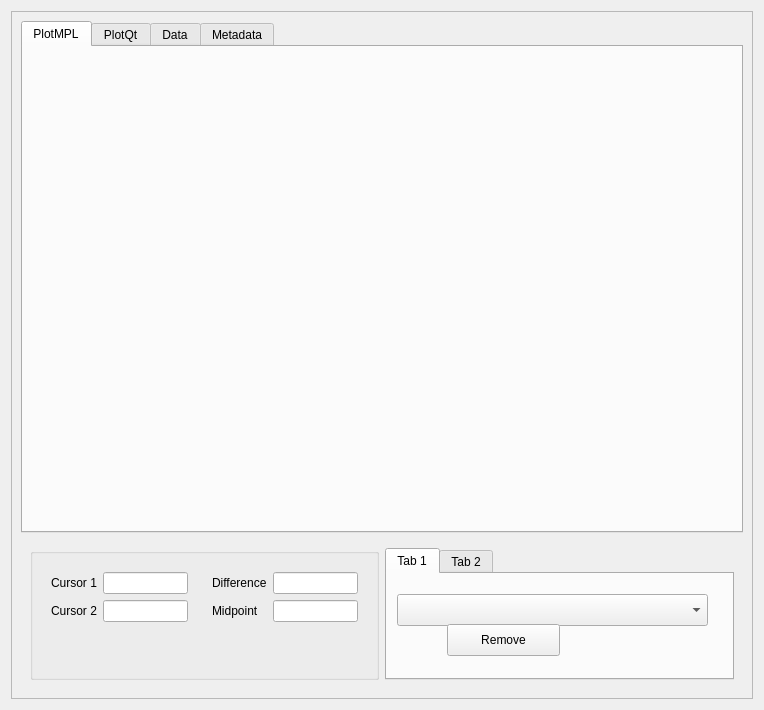
Above: mdaviz/resources/mda_file_viz.ui from BCDA-APS/mdaviz before the change. Below: the same form after it.
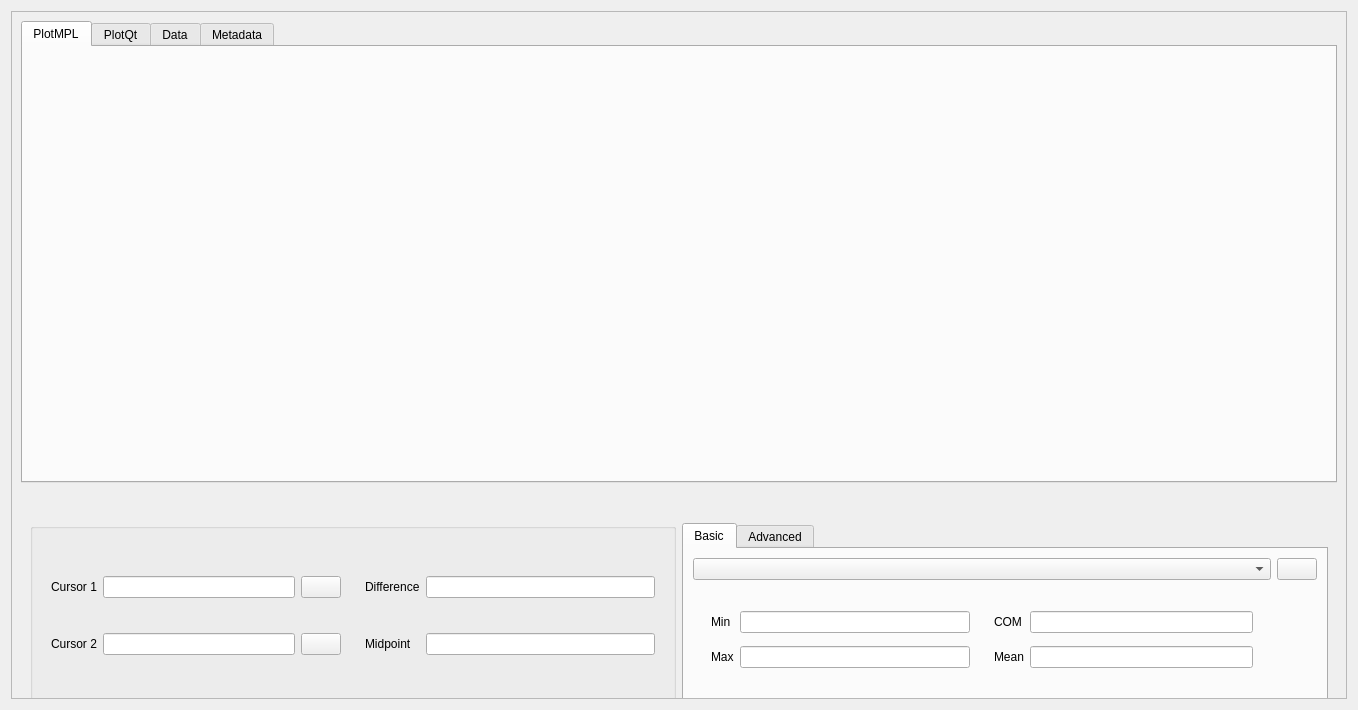
That is the form after the change. Icons and pictures are not drawn.

Commit message: ENH #59 add more info in basic tab widget

Diff of the .ui file:
```diff
--- a/mdaviz/resources/mda_file_viz.ui
+++ b/mdaviz/resources/mda_file_viz.ui
@@ -6,7 +6,7 @@
    <rect>
     <x>0</x>
     <y>0</y>
-    <width>764</width>
+    <width>1358</width>
     <height>710</height>
    </rect>
   </property>
@@ -24,7 +24,7 @@
        <rect>
         <x>0</x>
         <y>0</y>
-        <width>738</width>
+        <width>1332</width>
         <height>684</height>
        </rect>
       </property>
@@ -93,7 +93,7 @@
        <item>
         <widget class="QWidget" name="infoPanel" native="true">
          <property name="sizePolicy">
-          <sizepolicy hsizetype="Preferred" vsizetype="Maximum">
+          <sizepolicy hsizetype="Preferred" vsizetype="Fixed">
            <horstretch>0</horstretch>
            <verstretch>0</verstretch>
           </sizepolicy>
@@ -101,6 +101,12 @@
          <property name="minimumSize">
           <size>
            <width>0</width>
+           <height>200</height>
+          </size>
+         </property>
+         <property name="maximumSize">
+          <size>
+           <width>16777215</width>
            <height>150</height>
           </size>
          </property>
@@ -119,17 +125,7 @@
             <layout class="QHBoxLayout" name="horizontalLayout_3">
              <item>
               <widget class="QWidget" name="leftCol" native="true">
-               <layout class="QFormLayout" name="leftFormLayout">
-                <item row="0" column="0">
-                 <widget class="QLabel" name="cursor1_label">
-                  <property name="text">
-                   <string>Cursor 1</string>
-                  </property>
-                 </widget>
-                </item>
-                <item row="0" column="1">
-                 <widget class="QLineEdit" name="pos1_text"/>
-                </item>
+               <layout class="QGridLayout" name="gridLayout">
                 <item row="1" column="0">
                  <widget class="QLabel" name="cursor2_label">
                   <property name="text">
@@ -137,15 +133,59 @@
                   </property>
                  </widget>
                 </item>
+                <item row="0" column="1">
+                 <widget class="QLineEdit" name="pos1_text"/>
+                </item>
                 <item row="1" column="1">
                  <widget class="QLineEdit" name="pos2_text"/>
                 </item>
+                <item row="0" column="0">
+                 <widget class="QLabel" name="cursor1_label">
+                  <property name="text">
+                   <string>Cursor 1</string>
+                  </property>
+                 </widget>
+                </item>
+                <item row="1" column="2">
+                 <widget class="QPushButton" name="curveRemove_2">
+                  <property name="text">
+                   <string/>
+                  </property>
+                  <property name="icon">
+                   <iconset>
+                    <normaloff>delete.png</normaloff>delete.png</iconset>
+                  </property>
+                  <property name="iconSize">
+                   <size>
+                    <width>14</width>
+                    <height>14</height>
+                   </size>
+                  </property>
+                 </widget>
+                </item>
+                <item row="0" column="2">
+                 <widget class="QPushButton" name="curveRemove_1">
+                  <property name="text">
+                   <string/>
+                  </property>
+                  <property name="icon">
+                   <iconset>
+                    <normaloff>delete.png</normaloff>delete.png</iconset>
+                  </property>
+                  <property name="iconSize">
+                   <size>
+                    <width>14</width>
+                    <height>14</height>
+                   </size>
+                  </property>
+                 </widget>
+                </item>
                </layout>
               </widget>
              </item>
              <item>
               <widget class="QWidget" name="rightCol" native="true">
-               <layout class="QFormLayout" name="rightFormLayout">
+               <layout class="QGridLayout" name="gridLayout_2">
                 <item row="0" column="0">
                  <widget class="QLabel" name="diff_label">
                   <property name="text">
@@ -185,41 +225,99 @@
             </property>
             <widget class="QWidget" name="tab">
              <attribute name="title">
-              <string>Tab 1</string>
+              <string>Basic</string>
              </attribute>
-             <widget class="QComboBox" name="curveBox">
-              <property name="geometry">
-               <rect>
-                <x>10</x>
-                <y>20</y>
-                <width>311</width>
-                <height>32</height>
-               </rect>
-              </property>
-              <property name="sizePolicy">
-               <sizepolicy hsizetype="Expanding" vsizetype="Fixed">
-                <horstretch>0</horstretch>
-                <verstretch>0</verstretch>
-               </sizepolicy>
-              </property>
-             </widget>
-             <widget class="QPushButton" name="curveRemove">
-              <property name="geometry">
-               <rect>
-                <x>60</x>
-                <y>50</y>
-                <width>113</width>
-                <height>32</height>
-               </rect>
-              </property>
-              <property name="text">
-               <string>Remove</string>
-              </property>
-             </widget>
+             <layout class="QGridLayout" name="gridlayout_1">
+              <item row="0" column="1">
+               <widget class="QPushButton" name="curveRemove">
+                <property name="text">
+                 <string/>
+                </property>
+                <property name="icon">
+                 <iconset>
+                  <normaloff>delete.png</normaloff>delete.png</iconset>
+                </property>
+                <property name="iconSize">
+                 <size>
+                  <width>14</width>
+                  <height>14</height>
+                 </size>
+                </property>
+               </widget>
+              </item>
+              <item row="0" column="0">
+               <widget class="QComboBox" name="curveBox">
+                <property name="sizePolicy">
+                 <sizepolicy hsizetype="Expanding" vsizetype="Fixed">
+                  <horstretch>0</horstretch>
+                  <verstretch>0</verstretch>
+                 </sizepolicy>
+                </property>
+               </widget>
+              </item>
+              <item row="1" column="0">
+               <widget class="QWidget" name="basixStats" native="true">
+                <layout class="QGridLayout" name="gridlayout_2">
+                 <item row="0" column="0">
+                  <widget class="QWidget" name="minMax" native="true">
+                   <layout class="QGridLayout" name="gridLayout_3">
+                    <item row="0" column="0">
+                     <widget class="QLabel" name="min_label">
+                      <property name="text">
+                       <string>Min</string>
+                      </property>
+                     </widget>
+                    </item>
+                    <item row="0" column="1">
+                     <widget class="QLineEdit" name="min_text"/>
+                    </item>
+                    <item row="1" column="0">
+                     <widget class="QLabel" name="max_label">
+                      <property name="text">
+                       <string>Max</string>
+                      </property>
+                     </widget>
+                    </item>
+                    <item row="1" column="1">
+                     <widget class="QLineEdit" name="max_text"/>
+                    </item>
+                   </layout>
+                  </widget>
+                 </item>
+                 <item row="0" column="1">
+                  <widget class="QWidget" name="comMean" native="true">
+                   <layout class="QGridLayout" name="gridLayout_4">
+                    <item row="0" column="0">
+                     <widget class="QLabel" name="com_label">
+                      <property name="text">
+                       <string>COM</string>
+                      </property>
+                     </widget>
+                    </item>
+                    <item row="0" column="1">
+                     <widget class="QLineEdit" name="com_text"/>
+                    </item>
+                    <item row="1" column="0">
+                     <widget class="QLabel" name="Mean_label">
+                      <property name="text">
+                       <string>Mean</string>
+                      </property>
+                     </widget>
+                    </item>
+                    <item row="1" column="1">
+                     <widget class="QLineEdit" name="mean_text"/>
+                    </item>
+                   </layout>
+                  </widget>
+                 </item>
+                </layout>
+               </widget>
+              </item>
+             </layout>
             </widget>
             <widget class="QWidget" name="tab_2">
              <attribute name="title">
-              <string>Tab 2</string>
+              <string>Advanced</string>
              </attribute>
             </widget>
            </widget>
```
Left out of the diff: 5 changed lines with no effect on the pictures.
